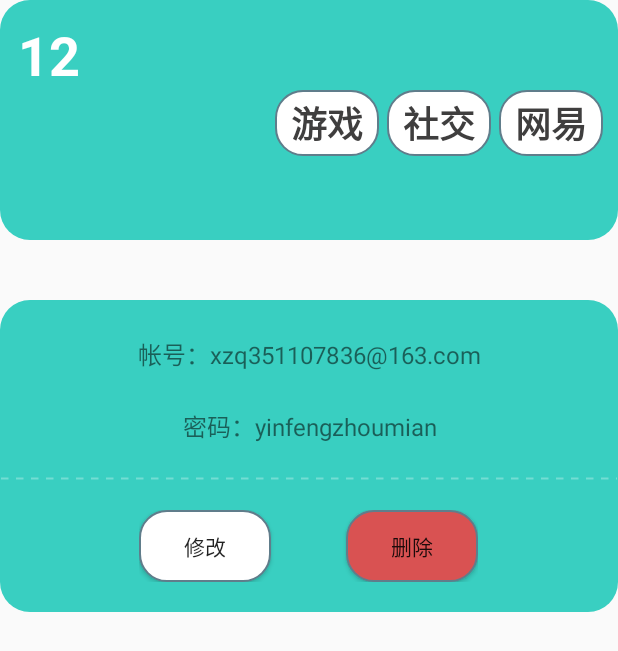
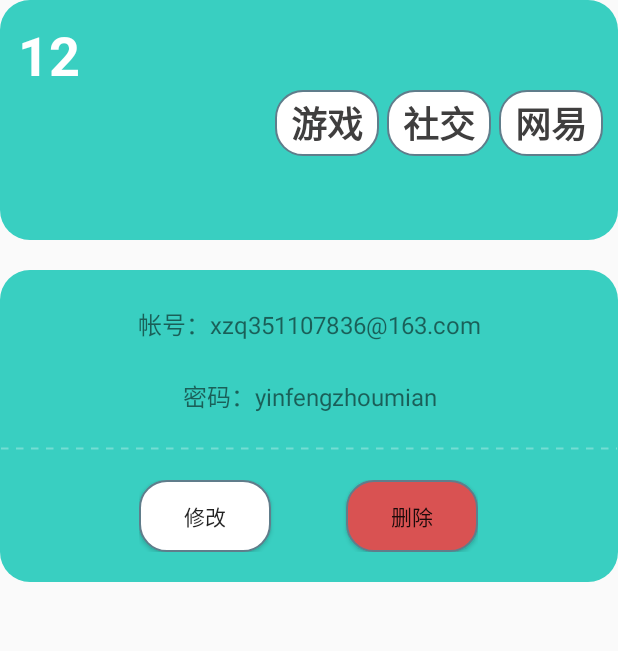
Before and after one commit to paradoxie/DizzyPassword, an Android app: the layout list_card_item.xml on its own in the app's theme, with its tools: preview values and no code run, on a phone screen of 412 x 824 dp. Shown: the top 651 px of the screen. Run offline under Robolectric (Android 15) with nearby library versions, the phone set to English and light mode, and no system bars.

Commit message:
update -进度80%，战略性同步

```diff
--- a/app/src/main/res/layout/list_card_item.xml
+++ b/app/src/main/res/layout/list_card_item.xml
@@ -79,26 +79,28 @@
         android:id="@+id/container_list_content"
         android:layout_width="match_parent"
         android:layout_height="wrap_content"
+        android:layout_gravity="center"
+        android:layout_marginTop="20dp"
         android:animateLayoutChanges="true"
-        android:layout_marginTop="40dp"
-        android:orientation="vertical"
-        android:layout_gravity="center"
-        android:background="@drawable/shape_rectangle_with_radius">
+        android:background="@drawable/shape_rectangle_with_radius"
+        android:orientation="vertical">
 
         <TextView
+            android:id="@+id/tv_account"
             android:layout_width="match_parent"
             android:layout_height="wrap_content"
             android:layout_marginTop="12dp"
+            android:gravity="center"
             android:padding="12dp"
-            android:gravity="center"
             android:text="帐号：xzq351107836@163.com"
             android:textSize="16sp"/>
 
         <TextView
+            android:id="@+id/tv_password"
             android:layout_width="match_parent"
             android:layout_height="wrap_content"
+            android:gravity="center"
             android:padding="12dp"
-            android:gravity="center"
             android:text="密码：yinfengzhoumian"
             android:textSize="16sp"/>
 
@@ -109,24 +111,28 @@
             android:background="@drawable/bg_dotted_line"
             android:layerType="software">
         </View>
+
         <LinearLayout
-            android:layout_gravity="center"
             android:layout_width="wrap_content"
             android:layout_height="wrap_content"
+            android:layout_gravity="center"
             android:orientation="horizontal"
             android:padding="20dp">
 
             <Button
+                android:id="@+id/bt_change"
                 android:layout_width="wrap_content"
                 android:layout_height="wrap_content"
-                android:text="修改"
-                android:background="@drawable/search_label"/>
+                android:background="@drawable/search_label"
+                android:text="修改"/>
+
             <Button
+                android:id="@+id/bt_delete"
                 android:layout_width="wrap_content"
                 android:layout_height="wrap_content"
-                android:text="删除"
+                android:layout_marginLeft="50dp"
                 android:background="@drawable/search_label_delete"
-                android:layout_marginLeft="50dp"/>
+                android:text="删除"/>
 
         </LinearLayout>
 
```
Also changed, not shown: app/src/main/java/cf/paradoxie/dizzypassword/activity/MainActivity.java (+32 -35 lines), app/src/main/java/cf/paradoxie/dizzypassword/adapter/TestStackAdapter.java (+11 -2 lines), app/src/main/java/cf/paradoxie/dizzypassword/utils/DesUtil.java (+58 -2 lines), app/src/main/res/layout/content_main.xml (+2 -7 lines).
